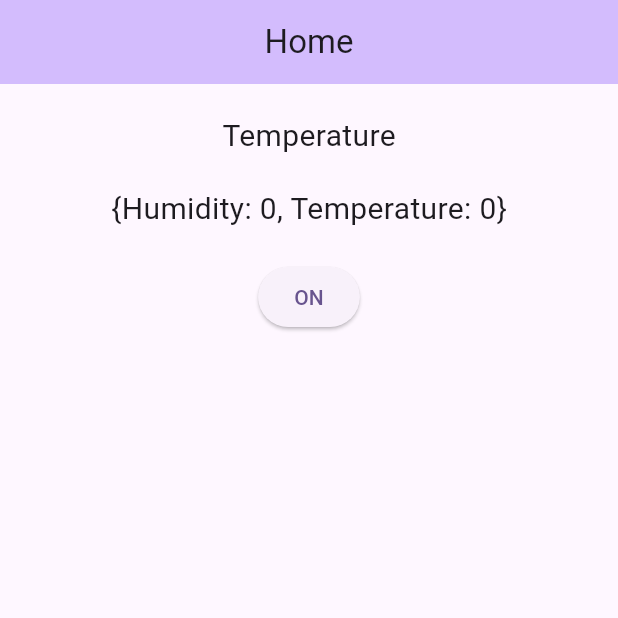
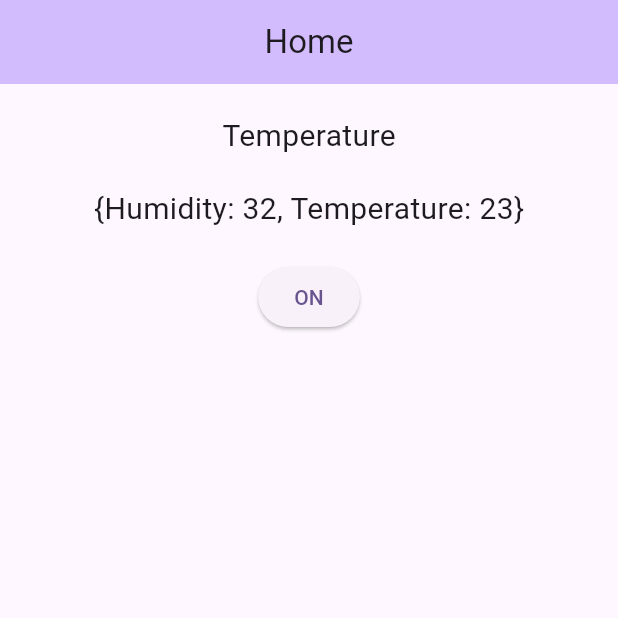
Before and after one commit to ekgaparp/new-home, a Flutter app: the screen it shows after launch, after a tap on "OFF", on a phone screen of 412 x 824 dp, the top half of it. Run offline on Flutter 3.47's test engine with Material 3 defaults, Android fonts, the phone set to English and light mode, and no system bars; our stand-ins replace firebase_core, firebase_database; accounts and stored records are empty.

Commit message:
fix: 🐛 edit send data to board

```diff
--- a/lib/screen/home.dart
+++ b/lib/screen/home.dart
@@ -11,10 +11,14 @@ class HomePage extends StatefulWidget {
 class _HomePageState extends State<HomePage> {
   bool value = false;
   final db = FirebaseDatabase.instance.ref('Home');
+  String data = 'ON';
   onUpdate() {
     setState(() {
       value = !value;
     });
+    // setState(() {
+    //   data != 'ON' ? 'OFF' : "ON";
+    // });
   }
 
   @override
@@ -71,7 +75,8 @@ class _HomePageState extends State<HomePage> {
   }
 
   Future<void> writeData() async {
-    db.child('Data').set({'Humidity': 0, 'Temperature': 0});
-    db.child('LightState').set({'switch': !value});
+    db.child('Data').set({'Humidity': '32', 'Temperature': '23'});
+    db.child('LightState').set({'switch': value.toString()});
+    // db.child('data').set({'switch': value.toString()});
   }
 }
```
Also changed, not shown: 3 other files.
